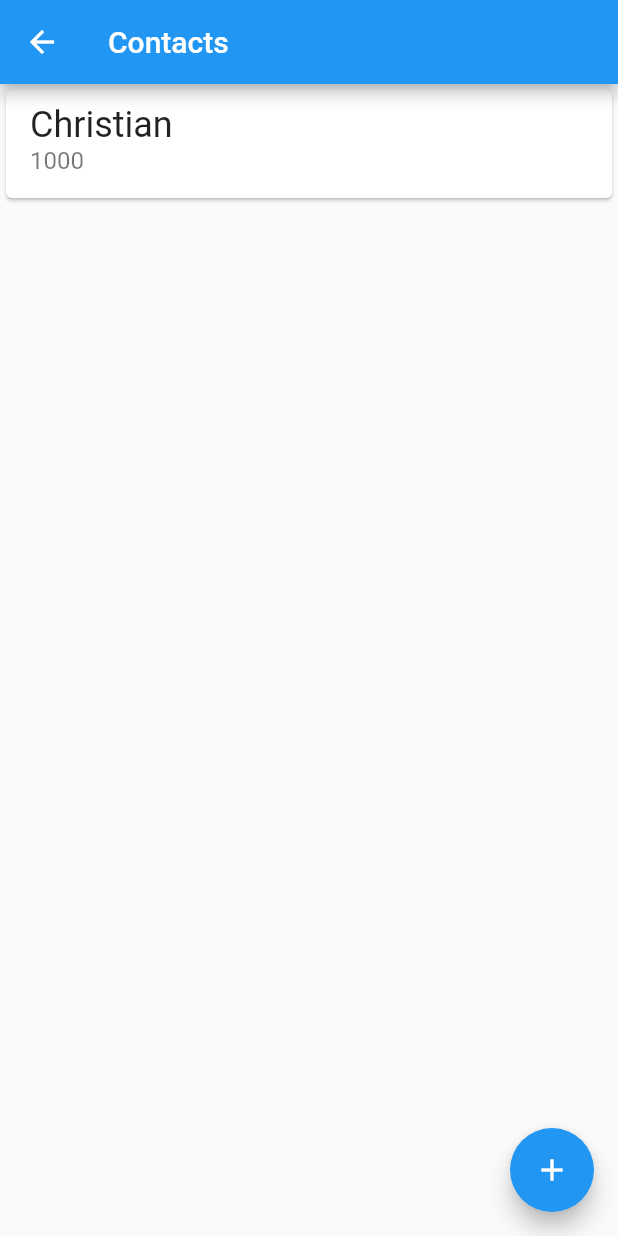
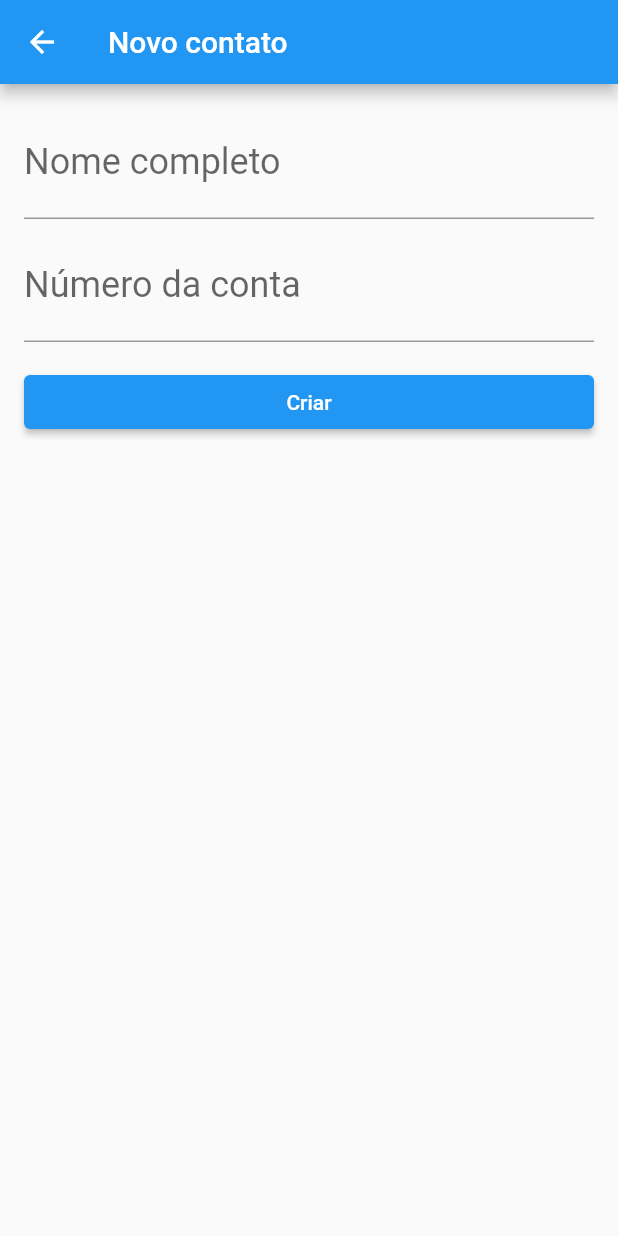
Before and after one commit to ChristianNagata/flutter_app, a Flutter app: the ContactsList screen opened directly, after a tap on the "add" icon, on a phone screen of 412 x 824 dp. Run offline on Flutter 3.47's test engine with Material 2 defaults, Android fonts, the phone set to English and light mode, and no system bars.

Commit message:
criação da tela de contatos e novo contato

```diff
--- a/lib/main.dart
+++ b/lib/main.dart
@@ -1,4 +1,5 @@
 import 'package:flutter/material.dart';
+import 'package:flutter_app/screens/contact_form.dart';
 import 'package:flutter_app/screens/contacts_list.dart';
 import 'package:flutter_app/screens/dashboard.dart';
 
--- /dev/null
+++ b/lib/models/contact.dart
@@ -0,0 +1,11 @@
+class Contact {
+  final String name;
+  final int acoountNumber;
+
+  Contact(this.name, this.acoountNumber);
+
+  @override
+  String toString() {
+    return 'Contact{name: $name, acoountNumber: $acoountNumber}';
+  }
+}
--- /dev/null
+++ b/lib/screens/contact_form.dart
@@ -0,0 +1,69 @@
+import 'package:flutter/material.dart';
+
+import '../models/contact.dart';
+
+class ContactForm extends StatefulWidget {
+  const ContactForm({Key? key}) : super(key: key);
+
+  @override
+  State<ContactForm> createState() => _ContactFormState();
+}
+
+class _ContactFormState extends State<ContactForm> {
+  final TextEditingController _nameController = TextEditingController();
+
+  final TextEditingController _accountNumberController = TextEditingController();
+
+  @override
+  Widget build(BuildContext context) {
+    return Scaffold(
+      appBar: AppBar(
+        title: const Text('Novo contato'),
+      ),
+      body: Padding(
+        padding: const EdgeInsets.all(16.0),
+        child: Column(
+          children: [
+            TextField(
+              controller: _nameController,
+              decoration: const InputDecoration(
+                labelText: 'Nome completo',
+              ),
+              style: const TextStyle(
+                fontSize: 24.0,
+              ),
+            ),
+            Padding(
+              padding: EdgeInsets.only(top: 8.0),
+              child: TextField(
+                controller: _accountNumberController,
+                decoration: const InputDecoration(
+                  labelText: 'Número da conta',
+                ),
+                style: const TextStyle(
+                  fontSize: 24.0,
+                ),
+                keyboardType: TextInputType.number,
+              ),
+            ),
+            Padding(
+              padding: const EdgeInsets.only(top: 16.0),
+              child: SizedBox(
+                width: double.maxFinite,
+                child: ElevatedButton(
+                  onPressed: () {
+                    final String name = _nameController.text;
+                    final int? accounntNumber = int.tryParse(_accountNumberController.text);
+                    final Contact newContact = Contact(name, accounntNumber!);
+                    Navigator.pop(context, newContact);
+                  },
+                  child: const Text('Criar'),
+                ),
+              ),
+            )
+          ],
+        ),
+      ),
+    );
+  }
+}
--- a/lib/screens/contacts_list.dart
+++ b/lib/screens/contacts_list.dart
@@ -1,5 +1,5 @@
-import 'package:flutter/cupertino.dart';
 import 'package:flutter/material.dart';
+import 'package:flutter_app/screens/contact_form.dart';
 
 class ContactsList extends StatelessWidget {
   const ContactsList({Key? key}) : super(key: key);
@@ -8,7 +8,7 @@ class ContactsList extends StatelessWidget {
   Widget build(BuildContext context) {
     return Scaffold(
       appBar: AppBar(
-        title: Text('Contacts'),
+        title: const Text('Contacts'),
       ),
       body: ListView(
         children: const [
@@ -27,7 +27,15 @@ class ContactsList extends StatelessWidget {
         ],
       ),
       floatingActionButton: FloatingActionButton(
-        onPressed: () {},
+        onPressed: () {
+          Navigator.of(context)
+              .push(
+                MaterialPageRoute(
+                  builder: (context) => const ContactForm(),
+                ),
+              )
+              .then((newContact) => debugPrint(newContact.toString()));
+        },
         child: const Icon(Icons.add),
       ),
     );
```
